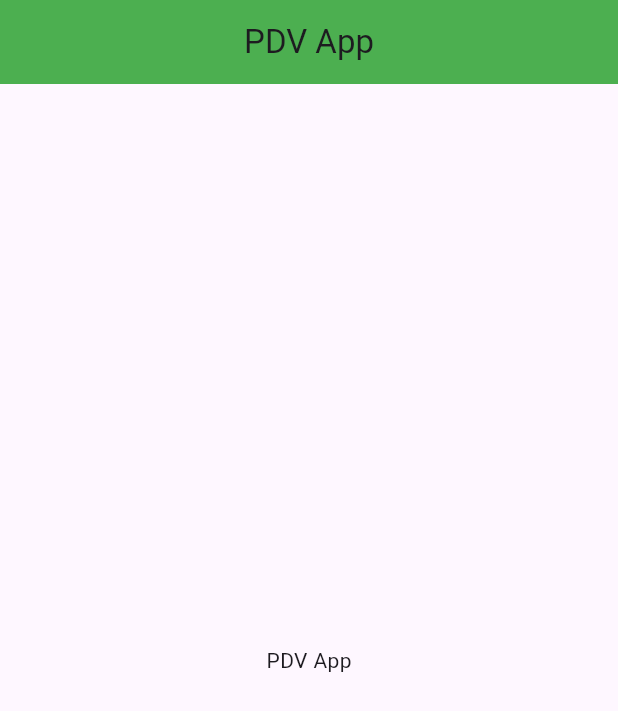
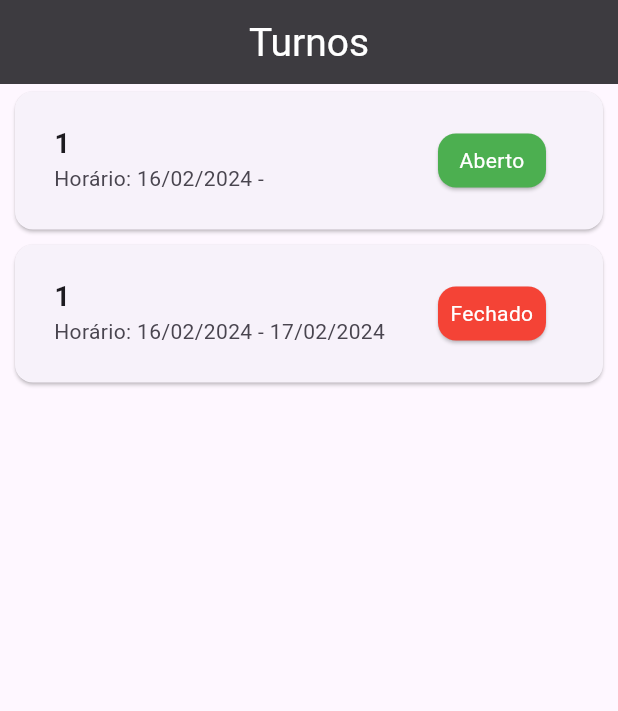
Before and after one commit to Eder-Queiroz/pdv-app, a Flutter app: the screen it shows after launch, on a phone screen of 412 x 824 dp. Shown: the top 711 px of the screen. Run offline on Flutter 3.47's test engine with Material 3 defaults, Android fonts, the phone set to English and light mode, and no system bars; our stand-ins replace sqflite; accounts and stored records are empty.

Commit message:
Feat: create shift_page

```diff
--- /dev/null
+++ b/lib/components/shift_item.dart
@@ -0,0 +1,50 @@
+import 'package:flutter/material.dart';
+import 'package:intl/intl.dart';
+import '../model/shift.dart';
+
+class ShiftItem extends StatelessWidget {
+  final Shift shift;
+
+  const ShiftItem({super.key, required this.shift});
+
+  @override
+  Widget build(BuildContext context) {
+    return Card(
+      margin: const EdgeInsets.symmetric(
+        vertical: 5,
+        horizontal: 10,
+      ),
+      child: Padding(
+        padding: const EdgeInsets.all(10.0),
+        child: ListTile(
+          title: Text(
+            shift.userId.toString(),
+            style: const TextStyle(
+              fontSize: 18,
+              fontWeight: FontWeight.bold,
+            ),
+          ),
+          subtitle: Text(
+            'Horário: ${DateFormat('dd/MM/y').format(shift.startTime)} - ${shift.endTime != null ? DateFormat('dd/MM/y').format(shift.endTime!) : ""}',
+          ),
+          trailing: SizedBox(
+            width: 80,
+            child: Card(
+              color: shift.isOpened ? Colors.green : Colors.red,
+              child: Padding(
+                padding: const EdgeInsets.all(8.0),
+                child: Text(
+                  shift.isOpened ? 'Aberto' : 'Fechado',
+                  textAlign: TextAlign.center,
+                  style: const TextStyle(
+                    color: Colors.white,
+                  ),
+                ),
+              ),
+            ),
+          ),
+        ),
+      ),
+    );
+  }
+}
--- /dev/null
+++ b/lib/data/dummy_data.dart
@@ -0,0 +1,28 @@
+import '../model/shift.dart';
+import '../model/user.dart';
+
+final List<Shift> shiftsData = [
+  Shift(
+    id: 1,
+    userId: 1,
+    startTime: DateTime.now(),
+    startCash: 100.00,
+    endCash: 135.00,
+    endTime: DateTime.now().add(Duration(days: 1)),
+    isOpened: false,
+  ),
+  Shift(
+    id: 2,
+    userId: 1,
+    startTime: DateTime.now(),
+    startCash: 135.00,
+  ),
+];
+
+final List<User> usersData = [
+  User(
+    id: 1,
+    name: 'John Doe',
+    role: Role.employee,
+  ),
+];
--- a/lib/main.dart
+++ b/lib/main.dart
@@ -1,35 +1,39 @@
 import 'package:flutter/material.dart';
+import 'package:pdv_app/pages/shift_page.dart';
+import 'package:pdv_app/provider/shift_provider.dart';
+import 'package:pdv_app/utils/app_router.dart';
+import 'package:pdv_app/utils/colors_theme.dart';
+import 'package:provider/provider.dart';
 
 void main() => runApp(MyApp());
 
-class MyApp extends StatefulWidget {
-  @override
-  State<MyApp> createState() => _MyAppState();
-}
-
-class _MyAppState extends State<MyApp> {
+class MyApp extends StatelessWidget {
   @override
   Widget build(BuildContext context) {
-    return MaterialApp(
+    return MultiProvider(
+      providers: [
+        ChangeNotifierProvider(create: (ctx) => ShiftProvider()),
+      ],
+      child: MaterialApp(
         title: 'DeliMeals',
         theme: ThemeData(
           primaryColor: Colors.green,
           appBarTheme: const AppBarTheme(
-          backgroundColor: Colors.green,
+            backgroundColor: ColorsTheme.primary500,
             centerTitle: true,
+            titleTextStyle: TextStyle(
+              fontSize: 26,
+              color: Colors.white,
+            ),
           ),
           tabBarTheme: const TabBarTheme(
             labelColor: Colors.pink,
             unselectedLabelColor: Colors.white,
           ),
         ),
-      home: Scaffold(
-        appBar: AppBar(
-          title: const Text('PDV App'),
-        ),
-        body: const Center(
-          child: Text('PDV App'),
-        ),
+        routes: {
+          AppRouter.home: (ctx) => const ShiftPage(),
+        },
       ),
     );
   }
--- /dev/null
+++ b/lib/model/shift.dart
@@ -0,0 +1,31 @@
+class Shift {
+  final int id;
+  final int userId;
+  final DateTime startTime;
+  final DateTime? endTime;
+  final double startCash;
+  final double? endCash;
+  final bool isOpened;
+
+  Shift({
+    required this.id,
+    required this.userId,
+    required this.startTime,
+    this.endTime,
+    required this.startCash,
+    this.endCash,
+    this.isOpened = true,
+  });
+
+  factory Shift.fromJson(Map<String, dynamic> json) {
+    return Shift(
+      id: json['id'],
+      userId: json['user_id'],
+      startTime: json['start_time'],
+      endTime: json['end_time'],
+      startCash: json['start_cash'],
+      endCash: json['end_cash'],
+      isOpened: json['is_opened'],
+    );
+  }
+}
--- /dev/null
+++ b/lib/pages/shift_page.dart
@@ -0,0 +1,32 @@
+import 'package:flutter/material.dart';
+import 'package:pdv_app/components/shift_item.dart';
+import 'package:pdv_app/provider/shift_provider.dart';
+import 'package:provider/provider.dart';
+
+class ShiftPage extends StatelessWidget {
+  const ShiftPage({super.key});
+
+  @override
+  Widget build(BuildContext context) {
+    final ShiftProvider shiftProvider = Provider.of(context);
+    final items = shiftProvider.items;
+
+    return Scaffold(
+      appBar: AppBar(
+        title: const Text('Turnos'),
+      ),
+      body: Expanded(
+        child: shiftProvider.itemsCount > 0
+            ? ListView.builder(
+                itemCount: shiftProvider.itemsCount,
+                itemBuilder: (ctx, i) => ShiftItem(
+                  shift: items[i],
+                ),
+              )
+            : const Center(
+                child: Text('Nenhum turno cadastrado!'),
+              ),
+      ),
+    );
+  }
+}
--- /dev/null
+++ b/lib/utils/app_router.dart
@@ -0,0 +1,3 @@
+class AppRouter {
+  static const String home = '/';
+}
--- /dev/null
+++ b/lib/utils/colors_theme.dart
@@ -0,0 +1,28 @@
+import 'dart:ui';
+
+class ColorsTheme {
+  static const primary100 = Color.fromRGBO(214, 211, 218, 1);
+  static const primary200 = Color.fromRGBO(173, 170, 176, 1);
+  static const primary300 = Color.fromRGBO(133, 131, 137, 1);
+  static const primary400 = Color.fromRGBO(96, 94, 99, 1);
+  static const primary500 = Color.fromRGBO(61, 59, 64, 1);
+  static const primary800 = Color.fromRGBO(34, 34, 34, 1);
+
+  static const secondary500 = Color.fromRGBO(0, 201, 164, 1);
+  static const secondary600 = Color.fromRGBO(0, 161, 126, 1);
+  static const secondary700 = Color.fromRGBO(0, 122, 90, 1);
+  static const secondary800 = Color.fromRGBO(0, 85, 57, 1);
+  static const secondary900 = Color.fromRGBO(0, 50, 26, 1);
+
+  static const light = Color.fromRGBO(255, 255, 255, 1);
+  static const light200 = Color.fromRGBO(242, 242, 242, 1);
+  static const light300 = Color.fromRGBO(230, 230, 230, 1);
+  static const light400 = Color.fromRGBO(217, 217, 217, 1);
+  static const light500 = Color.fromRGBO(204, 204, 204, 1);
+  static const light600 = Color.fromRGBO(191, 191, 191, 1);
+  static const light700 = Color.fromRGBO(179, 179, 179, 1);
+  static const light800 = Color.fromRGBO(166, 166, 166, 1);
+  static const light900 = Color.fromRGBO(153, 153, 153, 1);
+
+  static const danger = Color.fromRGBO(255, 5, 5, 1);
+}
--- a/pubspec.yaml
+++ b/pubspec.yaml
@@ -32,6 +32,7 @@ dependencies:
     sdk: flutter
   intl: ^0.19.0
   sqflite: ^2.3.2
+  provider: ^6.1.1
 
   # The following adds the Cupertino Icons font to your application.
   # Use with the CupertinoIcons class for iOS style icons.
```
Also changed, not shown: lib/model/user.dart (added, +35 -0 lines), lib/provider/shift_provider.dart (added, +47 -0 lines), lib/provider/user_provider.dart (added, +14 -0 lines), pubspec.lock. Lines whose indentation alone changed are shown as unchanged.
